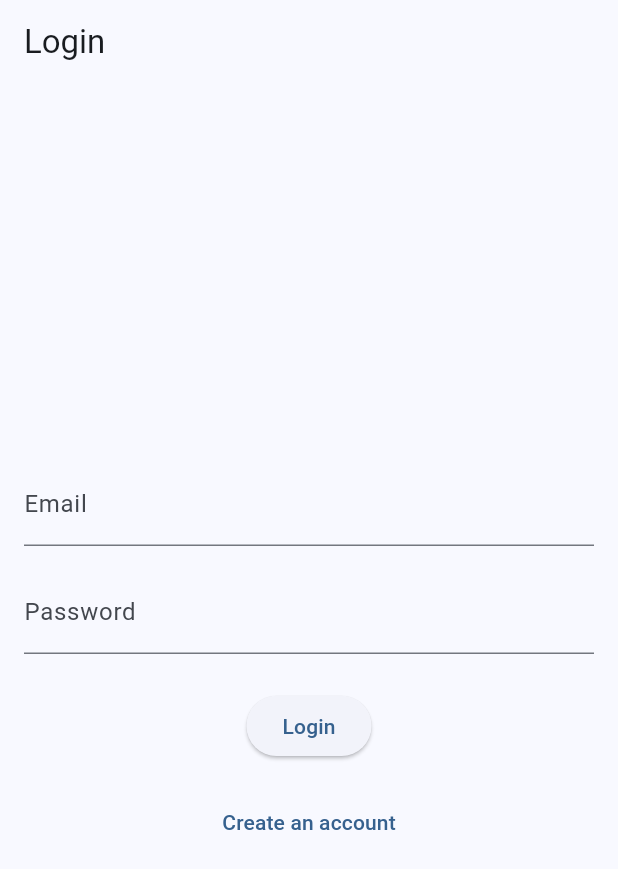
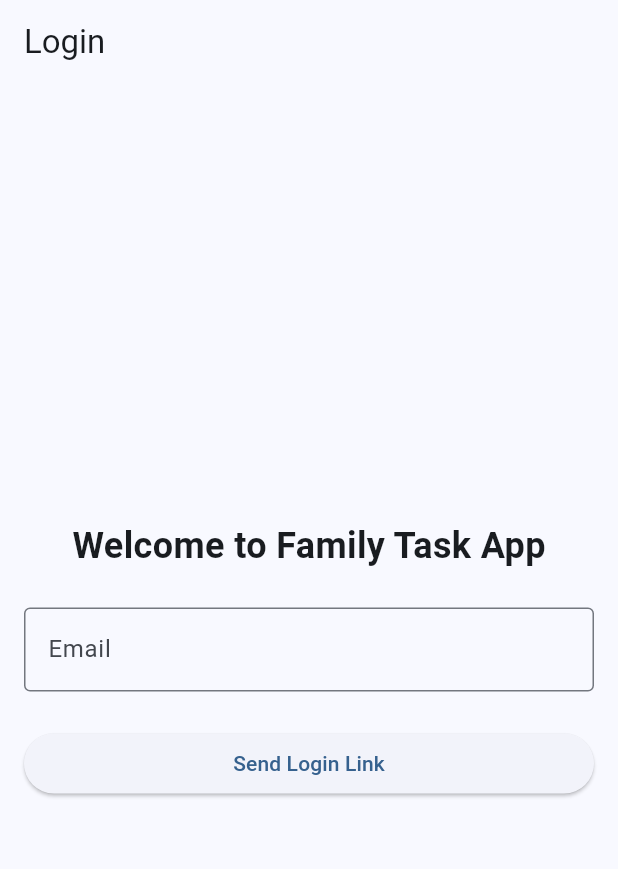
Before and after one commit to m-rameezkhan/family_task_app, a Flutter app: the screen it shows after launch, on a phone screen of 412 x 824 dp. Shown: the top 869 px of the screen. Run offline on Flutter 3.47's test engine with Material 3 defaults, Android fonts, the light colour scheme and no system bars; our stand-ins replace cloud_firestore, firebase_auth, firebase_core, flutter_bloc, shared_preferences; accounts and stored records are empty; generated files the repository leaves out were written again.

Commit message:
chore: update authentication functionality

```diff
--- a/lib/features/authentication/presentation/bloc/auth_event.dart
+++ b/lib/features/authentication/presentation/bloc/auth_event.dart
@@ -4,21 +4,17 @@ class AuthCheckRequested extends AuthEvent {}
 
 class AuthLoginRequested extends AuthEvent {
   final String email;
-  final String password;
 
   AuthLoginRequested({
     required this.email,
-    required this.password,
   });
 }
 
-class AuthSignupRequested extends AuthEvent {
-  final String email;
-  final String password;
+class AuthEmailLinkReceived extends AuthEvent {
+  final String emailLink;
 
-  AuthSignupRequested({
-    required this.email,
-    required this.password,
+  AuthEmailLinkReceived({
+    required this.emailLink,
   });
 }
 
--- a/lib/features/authentication/presentation/bloc/auth_state.dart
+++ b/lib/features/authentication/presentation/bloc/auth_state.dart
@@ -5,6 +5,8 @@ abstract class AuthState {}
 class AuthInitial extends AuthState {}
 
 class AuthLoading extends AuthState {}
+
+class AuthLinkSent extends AuthState {}
 
 class AuthAuthenticated extends AuthState {
   final User user;
--- a/lib/features/authentication/presentation/pages/login_page.dart
+++ b/lib/features/authentication/presentation/pages/login_page.dart
@@ -4,7 +4,6 @@ import 'package:flutter_bloc/flutter_bloc.dart';
 import '../bloc/auth_bloc.dart';
 import '../bloc/auth_event.dart';
 import '../bloc/auth_state.dart';
-import 'signup_page.dart';
 
 class LoginPage extends StatefulWidget {
   const LoginPage({super.key});
@@ -15,50 +14,78 @@ class LoginPage extends StatefulWidget {
 
 class _LoginPageState extends State<LoginPage> {
   final _emailController = TextEditingController();
-  final _passwordController = TextEditingController();
 
   @override
   void dispose() {
     _emailController.dispose();
-    _passwordController.dispose();
     super.dispose();
   }
 
-  void _login() {
+  void _sendLoginLink() {
+    final email = _emailController.text.trim();
+
+    if (email.isEmpty) {
+      ScaffoldMessenger.of(context).showSnackBar(
+        const SnackBar(
+          content: Text('Please enter your email.'),
+        ),
+      );
+      return;
+    }
+
     context.read<AuthBloc>().add(
-      AuthLoginRequested(
-        email: _emailController.text.trim(),
-        password: _passwordController.text,
-      ),
-    );
+          AuthLoginRequested(
+            email: email,
+          ),
+        );
   }
 
   @override
   Widget build(BuildContext context) {
     return Scaffold(
-      appBar: AppBar(title: const Text('Login')),
+      appBar: AppBar(
+        title: const Text('Login'),
+      ),
       body: Padding(
         padding: const EdgeInsets.all(16),
         child: BlocListener<AuthBloc, AuthState>(
           listener: (context, state) {
+            if (state is AuthLinkSent) {
+              ScaffoldMessenger.of(context).showSnackBar(
+                const SnackBar(
+                  content: Text(
+                    'Sign-in link sent. Check your email.',
+                  ),
+                ),
+              );
+            }
+
             if (state is AuthFailure) {
-              ScaffoldMessenger.of(context)
-                  .showSnackBar(SnackBar(content: Text(state.message)));
+              ScaffoldMessenger.of(context).showSnackBar(
+                SnackBar(
+                  content: Text(state.message),
+                ),
+              );
             }
           },
           child: Column(
             mainAxisAlignment: MainAxisAlignment.center,
             children: [
+              const Text(
+                'Welcome to Family Task App',
+                style: TextStyle(
+                  fontSize: 24,
+                  fontWeight: FontWeight.bold,
+                ),
+              ),
+              const SizedBox(height: 24),
               TextField(
                 controller: _emailController,
                 keyboardType: TextInputType.emailAddress,
-                decoration: const InputDecoration(labelText: 'Email'),
-              ),
-              const SizedBox(height: 16),
-              TextField(
-                controller: _passwordController,
-                obscureText: true,
-                decoration: const InputDecoration(labelText: 'Password'),
+                decoration: const InputDecoration(
+                  labelText: 'Email',
+                  border: OutlineInputBorder(),
+                ),
               ),
               const SizedBox(height: 24),
               BlocBuilder<AuthBloc, AuthState>(
@@ -67,21 +94,16 @@ class _LoginPageState extends State<LoginPage> {
                     return const CircularProgressIndicator();
                   }
 
-                  return ElevatedButton(
-                    onPressed: _login,
-                    child: const Text('Login'),
+                  return SizedBox(
+                    width: double.infinity,
+                    child: ElevatedButton(
+                      onPressed: _sendLoginLink,
+                      child: const Text(
+                        'Send Login Link',
+                      ),
+                    ),
                   );
                 },
-              ),
-              const SizedBox(height: 16),
-              TextButton(
-                onPressed: () {
-                  Navigator.push(
-                    context,
-                    MaterialPageRoute(builder: (_) => const SignupPage()),
-                  );
-                },
-                child: const Text('Create an account'),
               ),
             ],
           ),
```
Also changed, not shown: lib/features/authentication/data/repositories/auth_repository.dart (+45 -9 lines), lib/features/authentication/presentation/bloc/auth_bloc.dart (+79 -17 lines), lib/features/authentication/presentation/pages/signup_page.dart (+99 -99 lines).
